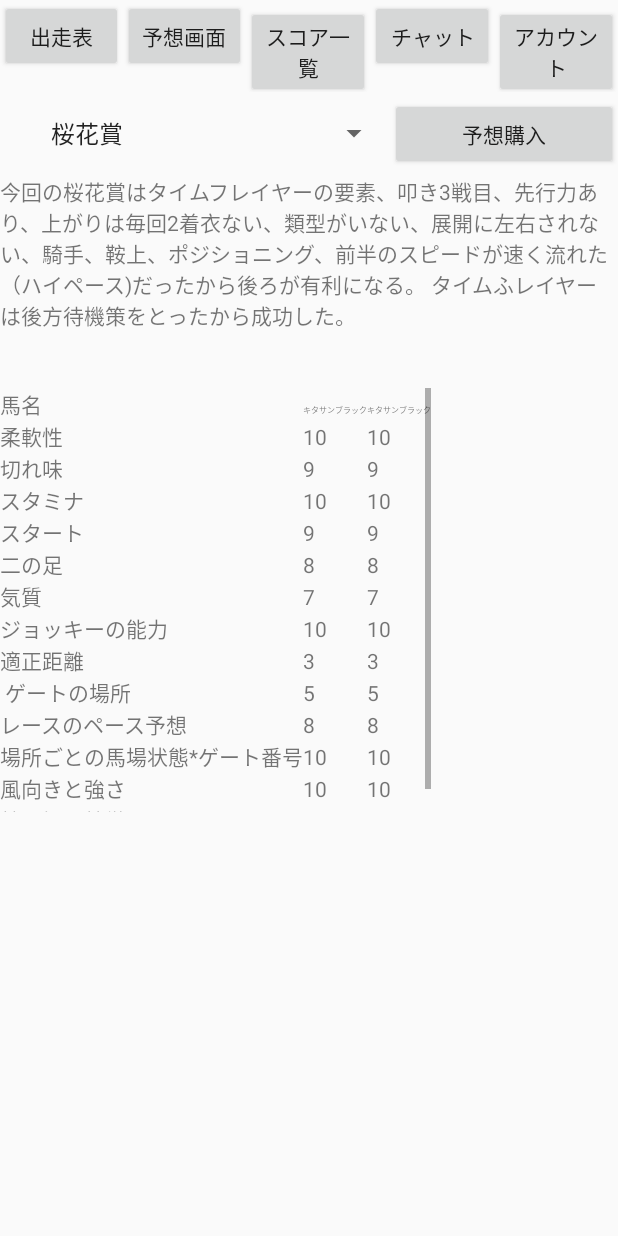
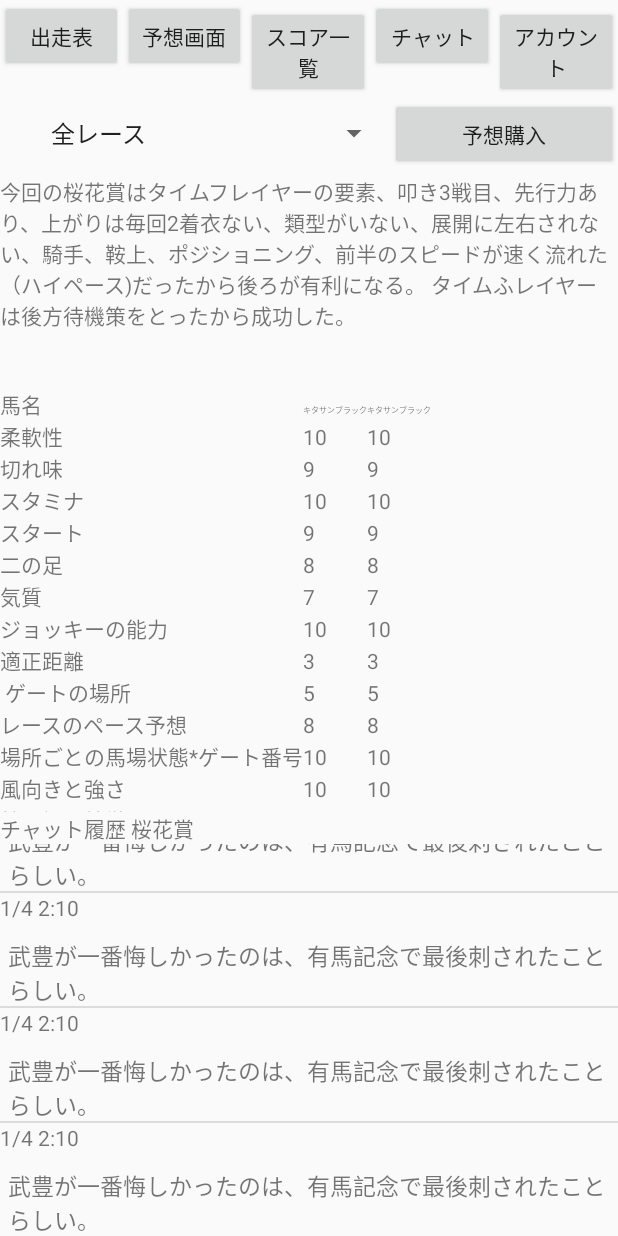
Before and after one commit to taichi1101/KEIBA2, an Android app: the AccountActivity screen opened directly, with no data from a screen before it, on a phone screen of 412 x 824 dp. Run offline under Robolectric (Android 15) with nearby library versions, the phone set to English and light mode, and no system bars.

Commit message:
一応、レース毎のAccountは完成、次は全レースの時のlayoutファイルを作成する

```diff
--- a/app/src/main/java/com/example/android/sample/keiba/AccountActivity.java
+++ b/app/src/main/java/com/example/android/sample/keiba/AccountActivity.java
@@ -9,11 +9,26 @@ import android.view.View;
 import android.widget.AdapterView;
 import android.widget.ArrayAdapter;
 import android.widget.Button;
+import android.widget.ListView;
 import android.widget.Spinner;
+
+import java.util.ArrayList;
+import java.util.List;
+
+
+public class AccountActivity extends Activity implements View.OnClickListener {
 
 
 
-public class AccountActivity extends Activity implements View.OnClickListener {
+    //listのidとか、変数の名前だけ違うが、ArrayListAdapterを使うとこは同じで、同じrowdataを使う
+
+    ArrayList<User> userCommentAdapterlist;
+
+    User user;
+
+    ArrayListAdapter setUserCommentAdapterlist;
+
+    ListView idUserCommentListView;
 
 
     private String TAG="AccountActivity";
@@ -33,6 +48,9 @@ public class AccountActivity extends Activity implements View.OnClickListener {
         setContentView(R.layout.activity_account);
 
 
+//        下から持ってきた。毎度listを作ると文が更新されないため、user名もこのようにする
+        userCommentAdapterlist = new ArrayList<>();
+        user = new User();
 
         pushChatButton=(Button)findViewById(R.id.pushChatButton);
         pushTotalButton=(Button)findViewById(R.id.pushTotalButton);
@@ -46,13 +64,19 @@ public class AccountActivity extends Activity implements View.OnClickListener {
         pushCalcButton.setOnClickListener(this);
 
 
-
 //        spinner
         idRaceSpinner = (Spinner) findViewById(R.id.raceSpinner);
 
+        firstRaceSpinner();
 
-
-        firstRaceSpinner();
+        ListViewSet();
+        ListViewSet();
+        ListViewSet();
+        ListViewSet();
+        ListViewSet();
+        ListViewSet();
+        ListViewSet();
+        ListViewSet();
     }
 
 
@@ -62,12 +86,15 @@ public class AccountActivity extends Activity implements View.OnClickListener {
     public void firstRaceSpinner(){
 
 
-        raceSpinner = new String[5];
-        raceSpinner[0] = "桜花賞";
-        raceSpinner[1] = "日本ダービー";
+//        この下のspinnerの数は可変にするためにはNew3のコードを見る
+
+        raceSpinner = new String[6];
+        raceSpinner[0] = "全レース";
+        raceSpinner[1] = "桜花賞";
         raceSpinner[2] ="菊花賞";
         raceSpinner[3] ="天皇賞・秋";
         raceSpinner[4] ="有馬記念";
+        raceSpinner[5] ="日本ダービー";
 
 //        この下のコードがあるとlistが表示されなくなり、ボタンが押せなくなる。とりあえず省いておく
         //このしたが、キーボードが押されないようにしてる
@@ -116,9 +143,10 @@ public class AccountActivity extends Activity implements View.OnClickListener {
                 if (idRaceSpinner.isFocusable() == false) {
                     idRaceSpinner.setFocusable(true);
                     String activity = getIntent().getStringExtra("Activity");
-                    if (item.equals("桜花賞")) {
+                    if (item.equals("全レース")) {
 
-                        Log.e(TAG, "1/6:初期化のspinnerで桜花賞が選択された");
+
+                        Log.e(TAG, "1/6:初期化のspinnerで全レースが選択された");
                     }
                     return;
                 }
@@ -138,6 +166,27 @@ public class AccountActivity extends Activity implements View.OnClickListener {
         });
 //        spinnerItems = favorite.favorite(LocationActivity.this, username);//もしかしたら役に立つから、コメントを残す
 
+    }
+
+
+
+
+    //    ListViewSet
+    public void ListViewSet() {
+
+
+        user.setData("1/4 2:10");
+        user.setUsername("taichi");
+        user.setComment("武豊が一番悔しかったのは、有馬記念で最後刺されたことらしい。");
+        //user.setIdnumber("idnumber");
+        userCommentAdapterlist.add(user);
+        // 出力結果をリストビューに表示
+
+
+        idUserCommentListView=(ListView)findViewById(R.id.user_comment_list_view);
+        setUserCommentAdapterlist = new ArrayListAdapter(AccountActivity.this, userCommentAdapterlist);
+        idUserCommentListView.setAdapter(setUserCommentAdapterlist);
+        idUserCommentListView.setSelection(idUserCommentListView.getCount());
     }
 
 
--- a/app/src/main/java/com/example/android/sample/keiba/ChatActivity.java
+++ b/app/src/main/java/com/example/android/sample/keiba/ChatActivity.java
@@ -305,6 +305,7 @@ public class ChatActivity extends Activity implements View.OnClickListener {
                 startActivity(intent);
                 break;
 
+
             case R.id.pushAccountButton:
                 intent= new Intent(this,AccountActivity.class);
                 startActivity(intent);
--- a/app/src/main/res/layout/activity_account.xml
+++ b/app/src/main/res/layout/activity_account.xml
@@ -673,7 +673,28 @@
     <LinearLayout
         android:layout_width="wrap_content"
         android:layout_height="0dp"
-        android:layout_weight="1">
+        android:layout_weight="1"
+        android:orientation="vertical">
+
+        <TextView
+            android:layout_width="wrap_content"
+            android:layout_height="wrap_content"
+            android:text="チャット履歴 桜花賞"/>
+
+
+
+        <!--listviewは、全てのレースを選択するか、1レースを選択するかでlisviewにセットする値は変わる。idは同じ-->
+
+        <ListView
+            android:id="@+id/user_comment_list_view"
+            android:layout_width="wrap_content"
+            android:layout_height="wrap_content"
+            android:textColor="#000"
+            />
+
+        <!--このlistviewに過去のコメントたちをセットしていく-->
+
+
 
     </LinearLayout>
 
```
